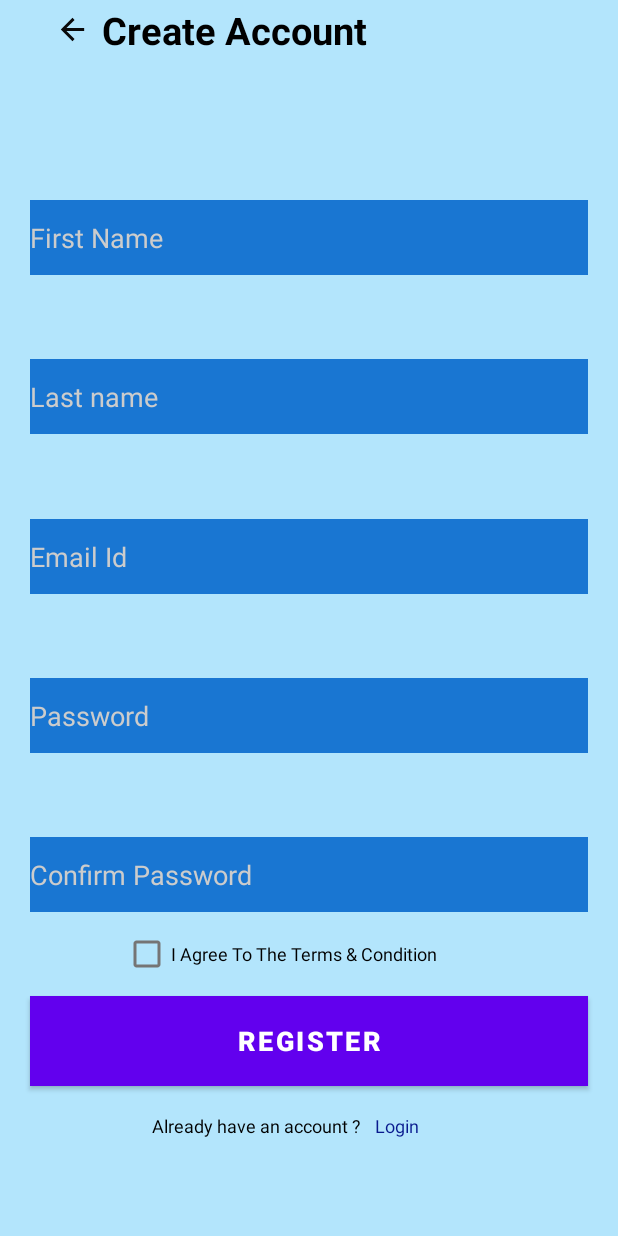
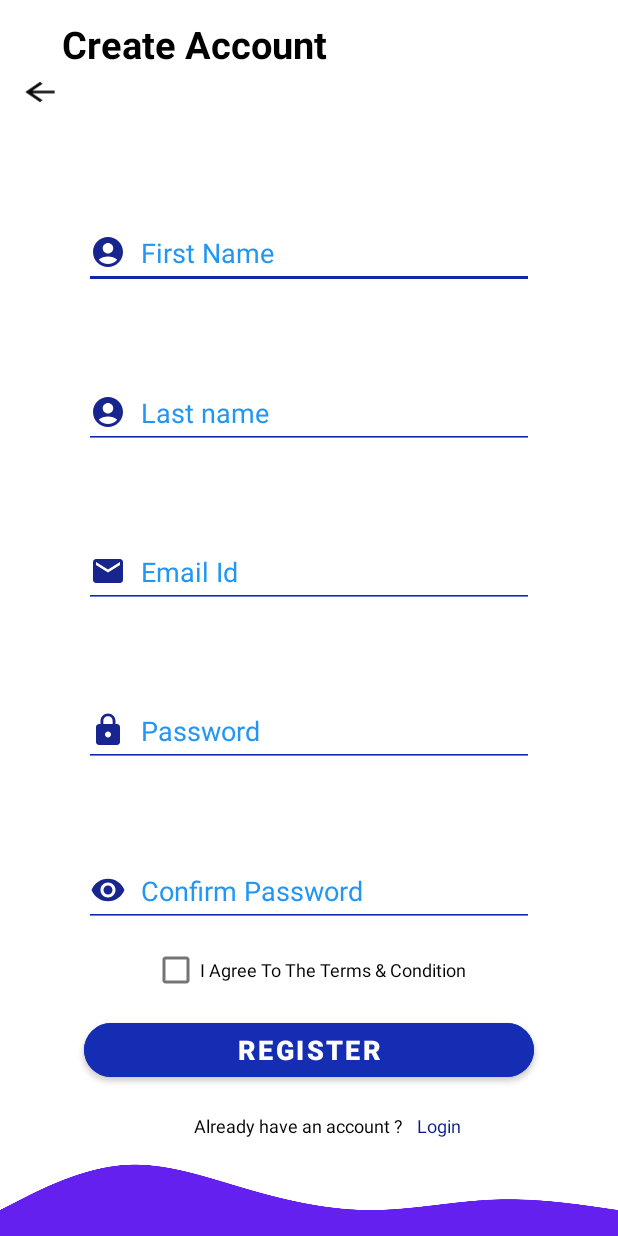
Before and after one commit to opencodeiiita/SuperQuizzer, an Android app: the RegisterActivity screen opened directly, with no data from a screen before it, on a phone screen of 412 x 824 dp. Run offline under Robolectric (Android 15) with nearby library versions, the phone set to English and light mode, and no system bars; our stand-ins replace Firebase (no records; nobody signed in at launch, a user with empty details on screens opened directly).

Commit message:
activity commit

```diff
--- a/app/src/main/java/com/example/superquizzer/RegisterActivity.kt
+++ b/app/src/main/java/com/example/superquizzer/RegisterActivity.kt
@@ -10,7 +10,6 @@ import android.view.View
 import android.widget.*
 import androidx.appcompat.app.AppCompatActivity
 import com.google.firebase.auth.FirebaseAuth
-import com.google.firebase.auth.FirebaseUser
 import com.google.firebase.auth.UserProfileChangeRequest
 
 
@@ -29,6 +28,7 @@ class RegisterActivity : AppCompatActivity() {
     var etPassword:EditText?=null
     var etConfPassword:EditText?=null
     var cbTermConditions:CheckBox?=null
+    var backbtn:ImageView?=null
     var isAllEditTextCheck=false
 
     private lateinit var textlogin : TextView
@@ -38,13 +38,20 @@ class RegisterActivity : AppCompatActivity() {
         setContentView(R.layout.activity_register)
         auth= FirebaseAuth.getInstance()
         window.decorView.systemUiVisibility=View.SYSTEM_UI_FLAG_FULLSCREEN
-        etEmail=findViewById<EditText>(R.id.email_et)
-        etFirstName=findViewById<EditText>(R.id.first_name)
-        etLastName=findViewById<EditText>(R.id.last_name)
-        etPassword=findViewById<EditText>(R.id.password_et)
-        etConfPassword=findViewById<EditText>(R.id.conf_password_et)
-        cbTermConditions=findViewById<CheckBox>(R.id.terms_cond_cbox)
-        bRegister=findViewById<Button>(R.id.register_btn)
+        etEmail=findViewById(R.id.email_et)
+        etFirstName=findViewById(R.id.first_name)
+        etLastName=findViewById(R.id.last_name)
+        etPassword=findViewById(R.id.password_et)
+        etConfPassword=findViewById(R.id.conf_password_et)
+        cbTermConditions=findViewById(R.id.terms_cond_cbox)
+        bRegister=findViewById(R.id.register_btn)
+        backbtn=findViewById(R.id.back_image)
+
+        backbtn!!.setOnClickListener{
+            val intent=Intent(this@RegisterActivity,LoginActivity::class.java)
+            startActivity(intent)
+
+        }
 
         bRegister?.setOnClickListener { registerUser() }
 
@@ -71,14 +78,12 @@ class RegisterActivity : AppCompatActivity() {
                         val updates=UserProfileChangeRequest.Builder()
                             .setDisplayName(name).build()
                         user!!.updateProfile(updates)
-                        updateUI(user)
                         Toast.makeText(this,"Registration Succeeded",Toast.LENGTH_LONG).show()
                     }
                     else
                     {
                         Log.i("TAG",task.exception.toString())
                         Toast.makeText(this,"Registration Failed",Toast.LENGTH_LONG).show()
-                        updateUI(null)
                     }
                 }
 
@@ -106,43 +111,39 @@ class RegisterActivity : AppCompatActivity() {
         }
         if(etEmail?.length()==0)
         {
-            etEmail?.error="Email ID cannot be blank"
+            etEmail?.error="email id cannot be blank"
             return false;
         }
         if(!isEmail(etEmail?.editableText))
         {
-            etEmail?.error="Email Address is not valid."
+            etEmail?.error="email address is not valid"
             return false
         }
         if (etPassword!!.length() == 0) {
-            etPassword!!.error = "Password cannot be blank"
+            etPassword!!.error = "Password is required"
             return false
         } else if (etPassword!!.length() < 8) {
-            etPassword!!.error = "Password must be of minimum 8 characters."
+            etPassword!!.error = "Password must be minimum 8 characters"
             return false
         }
         if(etConfPassword!!.length()==0)
         {
-            etConfPassword!!.error="Password and Confirm Password do not match."
+            etConfPassword!!.error="At first Confirm the password"
             return false
         }
         if(!etConfPassword?.equals(etConfPassword)!!)
         {
-            etConfPassword!!.error="Password and Confirm Password do not match."
+            etConfPassword!!.error="password is not matching"
             return false
         }
         if (cbTermConditions?.isChecked == true) {
             (cbTermConditions!!.text.toString() + " ")
         } else {
             (cbTermConditions!!.text.toString() + "UnChecked")
-            Toast.makeText(this@RegisterActivity,"Terms and Conditions must be checked.",Toast.LENGTH_SHORT).show()
+            Toast.makeText(this@RegisterActivity,"Check the terms and conditions",Toast.LENGTH_SHORT).show()
             return false
         }
         return true
 
     }
-    private fun updateUI(user: FirebaseUser?){
-        val intent = Intent(this,LoginActivity::class.java)
-        startActivity(intent)
-    }
 }
--- a/app/src/main/res/drawable/ic_baseline_arrow_back_24.xml
+++ b/app/src/main/res/drawable/ic_baseline_arrow_back_24.xml
@@ -1,5 +1,5 @@
-<vector android:height="24dp" android:tint="#0A0A0A"
+<vector android:height="24sp" android:tint="#0A0A0A"
     android:viewportHeight="24" android:viewportWidth="24"
-    android:width="24dp" xmlns:android="http://schemas.android.com/apk/res/android">
+    android:width="35sp" xmlns:android="http://schemas.android.com/apk/res/android">
     <path android:fillColor="@android:color/white" android:pathData="M20,11H7.83l5.59,-5.59L12,4l-8,8 8,8 1.41,-1.41L7.83,13H20v-2z"/>
 </vector>
--- /dev/null
+++ b/app/src/main/res/drawable/ic_baseline_email_24.xml
@@ -0,0 +1,5 @@
+<vector android:height="24dp" android:tint="#19258E"
+    android:viewportHeight="24" android:viewportWidth="24"
+    android:width="24dp" xmlns:android="http://schemas.android.com/apk/res/android">
+    <path android:fillColor="@android:color/white" android:pathData="M20,4L4,4c-1.1,0 -1.99,0.9 -1.99,2L2,18c0,1.1 0.9,2 2,2h16c1.1,0 2,-0.9 2,-2L22,6c0,-1.1 -0.9,-2 -2,-2zM20,8l-8,5 -8,-5L4,6l8,5 8,-5v2z"/>
+</vector>
--- /dev/null
+++ b/app/src/main/res/drawable/ic_baseline_remove_red_eye_24.xml
@@ -0,0 +1,5 @@
+<vector android:height="24dp" android:tint="#19258E"
+    android:viewportHeight="24" android:viewportWidth="24"
+    android:width="24dp" xmlns:android="http://schemas.android.com/apk/res/android">
+    <path android:fillColor="@android:color/white" android:pathData="M12,4.5C7,4.5 2.73,7.61 1,12c1.73,4.39 6,7.5 11,7.5s9.27,-3.11 11,-7.5c-1.73,-4.39 -6,-7.5 -11,-7.5zM12,17c-2.76,0 -5,-2.24 -5,-5s2.24,-5 5,-5 5,2.24 5,5 -2.24,5 -5,5zM12,9c-1.66,0 -3,1.34 -3,3s1.34,3 3,3 3,-1.34 3,-3 -1.34,-3 -3,-3z"/>
+</vector>
--- a/app/src/main/res/layout/activity_register.xml
+++ b/app/src/main/res/layout/activity_register.xml
@@ -4,189 +4,192 @@
     xmlns:tools="http://schemas.android.com/tools"
     android:layout_width="match_parent"
     android:layout_height="match_parent"
-    android:background="@color/myback"
+    android:background="@color/white"
     tools:context=".RegisterActivity">
+
     <ImageView
         android:id="@+id/back_image"
-        android:layout_width="23dp"
-        android:layout_height="23dp"
+        android:layout_width="29dp"
+        android:layout_height="21dp"
+        android:layout_marginStart="5sp"
+        android:layout_marginEnd="309dp"
         android:layout_marginBottom="701dp"
-        android:background="@color/myback"
-        android:layout_marginTop="8dp"
+        android:background="@color/white"
+        android:contentDescription="@string/back"
         android:src="@drawable/ic_baseline_arrow_back_24"
         app:layout_constraintBottom_toBottomOf="parent"
         app:layout_constraintEnd_toEndOf="parent"
         app:layout_constraintHorizontal_bias="0.095"
         app:layout_constraintStart_toStartOf="parent"
-        app:layout_constraintTop_toTopOf="parent"
-        app:layout_constraintVertical_bias="0.0" />
+        app:layout_constraintTop_toTopOf="parent" />
 
     <TextView
         android:id="@+id/textView2"
         android:layout_width="wrap_content"
         android:layout_height="wrap_content"
+        android:layout_marginTop="12dp"
         android:text="@string/create_account"
         android:textColor="#000000"
         android:textSize="25sp"
         android:textStyle="bold"
-        android:layout_marginTop="8dp"
         app:layout_constraintBottom_toBottomOf="@+id/back_image"
         app:layout_constraintEnd_toEndOf="parent"
-        app:layout_constraintHorizontal_bias="0.045"
+        app:layout_constraintHorizontal_bias="0.0"
         app:layout_constraintStart_toEndOf="@+id/back_image"
-        app:layout_constraintTop_toTopOf="parent" />
+        app:layout_constraintTop_toTopOf="parent"
+        app:layout_constraintVertical_bias="0.0" />
 
     <EditText
         android:id="@+id/first_name"
-        android:layout_width="match_parent"
-        android:layout_height="50dp"
+        android:layout_width="300sp"
+        android:layout_height="wrap_content"
         android:layout_marginStart="20dp"
         android:layout_marginTop="40dp"
         android:layout_marginEnd="20dp"
-        android:background="@color/btnback"
-        android:backgroundTint="@color/btnback"
+        android:autofillHints=""
+        android:backgroundTint="#0E27AE"
+        android:drawableStart="@drawable/ic_baseline_account_circle_24"
+        android:drawablePadding="10sp"
+        android:ems="10"
         android:hint="@string/first_name"
-        android:textAlignment="viewStart"
+        android:inputType="text"
+        android:minHeight="48dp"
         android:textAllCaps="false"
-        android:textColor="@color/white"
-        android:textColorHint="@color/tint"
+        android:textColorHint="#2196F3"
         app:layout_constraintBottom_toTopOf="@+id/last_name"
         app:layout_constraintEnd_toEndOf="parent"
         app:layout_constraintStart_toStartOf="parent"
-        app:layout_constraintTop_toBottomOf="@+id/textView2"
-        app:layout_constraintVertical_bias="0.5"
-        android:inputType="text"/>
+        app:layout_constraintTop_toBottomOf="@+id/textView2" />
 
     <EditText
         android:id="@+id/last_name"
-        android:layout_width="match_parent"
-        android:layout_height="50dp"
+        android:layout_width="300sp"
+        android:layout_height="wrap_content"
         android:layout_marginStart="20dp"
         android:layout_marginEnd="20dp"
-        android:background="@color/btnback"
-        android:backgroundTint="@color/btnback"
+        android:backgroundTint="#0E27AE"
+        android:drawableStart="@drawable/ic_baseline_account_circle_24"
+        android:drawablePadding="10sp"
+        android:ems="10"
+        android:minHeight="48dp"
         android:hint="@string/last_name"
+        android:inputType="text"
         android:textAlignment="viewStart"
         android:textAllCaps="false"
-        android:textColor="@color/white"
-        android:textColorHint="@color/tint"
+        android:textColorHint="#2196F3"
         app:layout_constraintBottom_toTopOf="@+id/email_et"
+        app:layout_constraintEnd_toEndOf="parent"
+        app:layout_constraintStart_toStartOf="parent"
         app:layout_constraintTop_toBottomOf="@+id/first_name"
-        app:layout_constraintVertical_bias="0.5"
-        tools:layout_editor_absoluteX="155dp"
-        android:inputType="text" />
+        android:autofillHints="" />
 
     <EditText
         android:id="@+id/email_et"
-        android:layout_width="match_parent"
-        android:layout_height="50dp"
-        android:background="@color/btnback"
-        android:backgroundTint="@color/btnback"
+        android:layout_width="300sp"
+        android:layout_height="wrap_content"
         android:layout_marginStart="20dp"
         android:layout_marginEnd="20dp"
-        android:textAlignment="viewStart"
+        android:backgroundTint="#0E27AE"
         android:hint="@string/email_id"
         android:inputType="textEmailAddress"
+        android:textAlignment="viewStart"
         android:textAllCaps="false"
-        android:textColor="@color/white"
-        android:textColorHint="@color/tint"
+        android:textColorHint="#2196F3"
+        android:drawableStart="@drawable/ic_baseline_email_24"
+        android:drawablePadding="10sp"
+        android:minHeight="48dp"
+        android:ems="10"
         app:layout_constraintBottom_toTopOf="@+id/password_et"
+        app:layout_constraintEnd_toEndOf="parent"
+        app:layout_constraintStart_toStartOf="parent"
         app:layout_constraintTop_toBottomOf="@+id/last_name"
-        app:layout_constraintVertical_bias="0.5"
-        tools:layout_editor_absoluteX="157dp" />
+        android:autofillHints="" />
 
     <EditText
         android:id="@+id/password_et"
-        android:layout_width="match_parent"
-        android:layout_height="50dp"
+        android:layout_width="300sp"
+        android:layout_height="wrap_content"
         android:layout_marginStart="20dp"
         android:layout_marginEnd="20dp"
+        android:backgroundTint="#0E27AE"
+        android:textColorHint="#2196F3"
+        android:drawableStart="@drawable/ic_baseline_lock_24"
+        android:drawablePadding="10sp"
+        android:minHeight="48dp"
+        android:ems="10"
         android:hint="@string/password"
-        android:textAlignment="viewStart"
+        android:inputType="textPassword"
+        android:maxLength="16"
         android:textAllCaps="false"
-        android:textColor="@color/white"
-        android:textColorHint="@color/tint"
-        android:background="@color/btnback"
-        android:backgroundTint="@color/btnback"
-        android:maxLength="16"
         app:layout_constraintBottom_toTopOf="@+id/conf_password_et"
+        app:layout_constraintEnd_toEndOf="parent"
+        app:layout_constraintStart_toStartOf="parent"
         app:layout_constraintTop_toBottomOf="@+id/email_et"
-        app:layout_constraintVertical_bias="0.5"
-        tools:layout_editor_absoluteX="157dp"
-        android:inputType="textPassword" />
+        android:autofillHints="" />
 
     <EditText
         android:id="@+id/conf_password_et"
-        android:layout_width="match_parent"
-        android:layout_height="50dp"
+        android:layout_width="300sp"
+        android:layout_height="wrap_content"
         android:layout_marginStart="20dp"
         android:layout_marginEnd="20dp"
+        android:backgroundTint="#0E27AE"
+        android:drawableStart="@drawable/ic_baseline_remove_red_eye_24"
+        android:drawablePadding="10sp"
+        android:ems="10"
         android:hint="@string/confirm_password"
-        android:background="@color/btnback"
-        android:backgroundTint="@color/btnback"
+        android:inputType="textPassword"
+        android:minHeight="48dp"
         android:textAlignment="viewStart"
         android:textAllCaps="false"
-        android:textColor="@color/white"
-        android:textColorHint="@color/tint"
+        android:textColorHint="#2196F3"
         app:layout_constraintBottom_toTopOf="@+id/register_btn"
-        app:layout_constraintTop_toBottomOf="@+id/password_et"
-        app:layout_constraintVertical_bias="0.5"
-        tools:layout_editor_absoluteX="157dp"
-        android:inputType="textPassword" />
+        app:layout_constraintEnd_toEndOf="parent"
+        app:layout_constraintStart_toStartOf="parent"
+        app:layout_constraintTop_toBottomOf="@+id/password_et" />
 
     <Button
         android:id="@+id/register_btn"
-        android:layout_width="match_parent"
-        android:layout_height="60dp"
-        android:background="@color/btnback"
-        android:layout_marginBottom="100dp"
+        android:layout_width="300sp"
+        android:layout_height="wrap_content"
         android:layout_marginStart="20dp"
         android:layout_marginEnd="20dp"
+        android:layout_marginBottom="100dp"
+        android:backgroundTint="#152DB3"
         android:text="@string/register"
-        android:textColor="@color/white"
         android:textAlignment="center"
+        android:textColor="#FDFDFD"
         android:textSize="18sp"
         android:textStyle="bold"
+        app:cornerRadius="50sp"
         app:layout_constraintBottom_toBottomOf="parent"
+        app:layout_constraintEnd_toEndOf="parent"
         app:layout_constraintStart_toStartOf="parent" />
-
-    <androidx.constraintlayout.widget.Guideline
-        android:id="@+id/guideline4"
-        android:layout_width="wrap_content"
-        android:layout_height="wrap_content"
-        android:orientation="vertical"
-        app:layout_constraintGuide_begin="20dp" />
-
 
     <CheckBox
         android:id="@+id/terms_cond_cbox"
         android:layout_width="wrap_content"
         android:layout_height="wrap_content"
+        android:layout_marginStart="125dp"
         android:layout_marginTop="5dp"
-        android:layout_marginEnd="120dp"
+        android:layout_marginEnd="125dp"
         android:layout_marginBottom="5dp"
         android:text="I Agree To The Terms &amp; Condition"
         android:textColor="@color/black"
         android:textSize="12sp"
         app:layout_constraintBottom_toTopOf="@+id/register_btn"
         app:layout_constraintEnd_toEndOf="parent"
-        app:layout_constraintHorizontal_bias="1.0"
         app:layout_constraintStart_toStartOf="parent"
         app:layout_constraintTop_toBottomOf="@+id/conf_password_et"
-        app:layout_constraintVertical_bias="0.5"
         tools:ignore="HardcodedText" />
 
-    <androidx.constraintlayout.widget.Guideline
-        android:id="@+id/guideline5"
-        android:layout_width="wrap_content"
-        android:layout_height="wrap_content"
-        android:orientation="vertical"
-        app:layout_constraintGuide_begin="20dp" />
 
     <TextView
         android:id="@+id/textView4"
         android:layout_width="wrap_content"
         android:layout_height="wrap_content"
+        android:layout_marginStart="125dp"
+        android:layout_marginEnd="140dp"
         android:text="@string/already_have_an_account"
         android:textAlignment="center"
         android:textColor="@color/black"
@@ -194,7 +197,6 @@
         android:textSize="12sp"
         app:layout_constraintBottom_toBottomOf="parent"
         app:layout_constraintEnd_toEndOf="parent"
-        app:layout_constraintHorizontal_bias="0.371"
         app:layout_constraintStart_toStartOf="parent"
         app:layout_constraintTop_toBottomOf="@+id/register_btn"
         app:layout_constraintVertical_bias="0.214" />
@@ -211,4 +213,18 @@
         app:layout_constraintStart_toEndOf="@+id/textView4"
         app:layout_constraintTop_toBottomOf="@+id/register_btn" />
 
+    <ImageView
+        android:id="@+id/imageView5"
+        android:layout_width="match_parent"
+        android:layout_height="60dp"
+        android:layout_marginTop="6dp"
+        android:contentDescription="@string/design"
+        android:orientation="vertical"
+        android:scaleType="fitXY"
+        app:layout_constraintBottom_toBottomOf="parent"
+        app:layout_constraintEnd_toEndOf="parent"
+        app:layout_constraintStart_toStartOf="parent"
+        app:layout_constraintTop_toBottomOf="@+id/textView4"
+        app:srcCompat="@drawable/wave" />
+
 </androidx.constraintlayout.widget.ConstraintLayout>
--- a/app/src/main/res/values/strings.xml
+++ b/app/src/main/res/values/strings.xml
@@ -37,4 +37,6 @@
     <string name="enter_your_e_mail_address_and_we_ll_send_you_an_email_to_reset_your_password">Enter your e-mail address and we\'ll send you an email to reset your password.</string>
     <string name="submit">Submit</string>
     <string name="back_button_for_this_page">Back button</string>
+    <string name="design">design</string>
+    <string name="back">back</string>
 </resources>
```
